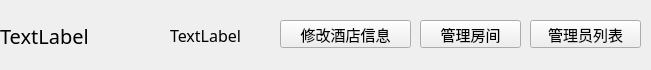
Above: wgt_hotel_manager.ui from ziho719/HMS before the change. Below: the same form after it.
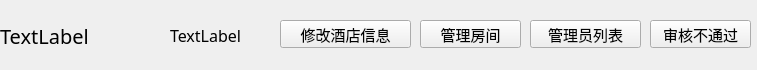
That is the form after the change.

```diff
--- a/wgt_hotel_manager.ui
+++ b/wgt_hotel_manager.ui
@@ -6,7 +6,7 @@
    <rect>
     <x>0</x>
     <y>0</y>
-    <width>651</width>
+    <width>757</width>
     <height>70</height>
    </rect>
   </property>
@@ -95,6 +95,19 @@
     <string>TextLabel</string>
    </property>
   </widget>
+  <widget class="QPushButton" name="delete_or_unpassed">
+   <property name="geometry">
+    <rect>
+     <x>650</x>
+     <y>20</y>
+     <width>101</width>
+     <height>28</height>
+    </rect>
+   </property>
+   <property name="text">
+    <string>审核不通过</string>
+   </property>
+  </widget>
  </widget>
  <resources/>
  <connections/>
```
